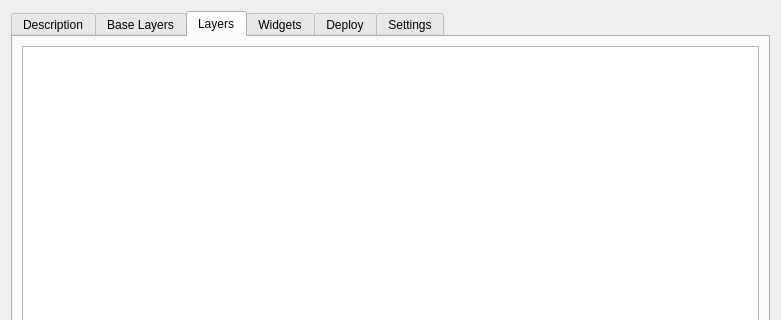
Above: src/webappbuilder/ui_maindialog.ui from planetfederal/qgis-webappbuilder-plugin before the change; both pictures show x 0 to 781 and y 0 to 320 of the 781 by 769 pixel window. Below: the same form after it.
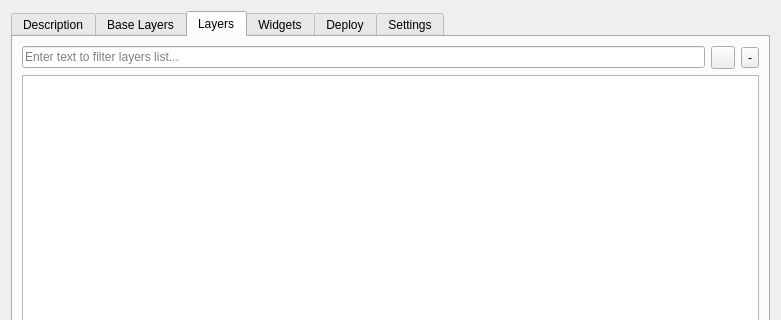
That is the form after the change. The open tabs and pages were chosen to show the change. Icons and pictures are not drawn.

Commit message: added filtering in layers list

What changed in the file:
```diff
--- a/src/webappbuilder/ui_maindialog.ui
+++ b/src/webappbuilder/ui_maindialog.ui
@@ -223,6 +223,45 @@
        <string>Layers</string>
       </attribute>
       <layout class="QVBoxLayout" name="verticalLayout_3">
+       <item>
+        <layout class="QHBoxLayout" name="horizontalLayout_5">
+         <item>
+          <widget class="QLineEdit" name="filterLayersBox">
+           <property name="placeholderText">
+            <string>Enter text to filter layers list...</string>
+           </property>
+          </widget>
+         </item>
+         <item>
+          <widget class="QToolButton" name="expandLayersButton">
+           <property name="toolTip">
+            <string>Expand layers</string>
+           </property>
+           <property name="text">
+            <string/>
+           </property>
+           <property name="icon">
+            <iconset resource="resources.qrc">
+             <normaloff>:/plugins/qgis2ol/icons/plus.png</normaloff>:/plugins/qgis2ol/icons/plus.png</iconset>
+           </property>
+          </widget>
+         </item>
+         <item>
+          <widget class="QToolButton" name="collapseLayersButton">
+           <property name="toolTip">
+            <string>Collapase layers</string>
+           </property>
+           <property name="text">
+            <string>-</string>
+           </property>
+           <property name="icon">
+            <iconset resource="resources.qrc">
+             <normaloff>:/plugins/qgis2ol/icons/minus.png</normaloff>:/plugins/qgis2ol/icons/minus.png</iconset>
+           </property>
+          </widget>
+         </item>
+        </layout>
+       </item>
        <item>
         <widget class="QTreeWidget" name="layersTree">
          <property name="minimumSize">
```
The commit also changes 6 other files.
